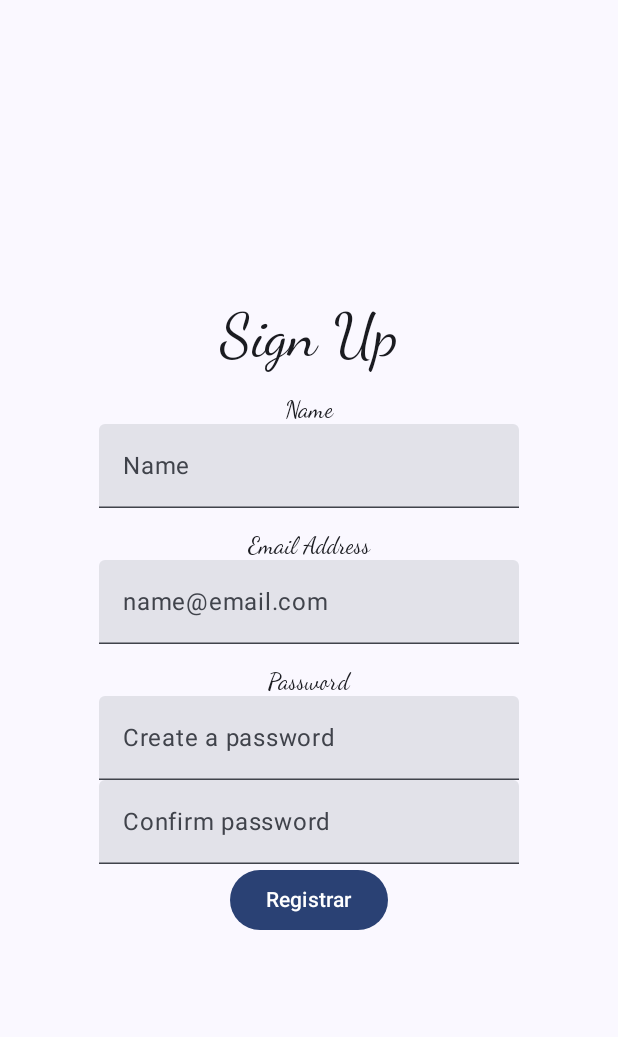
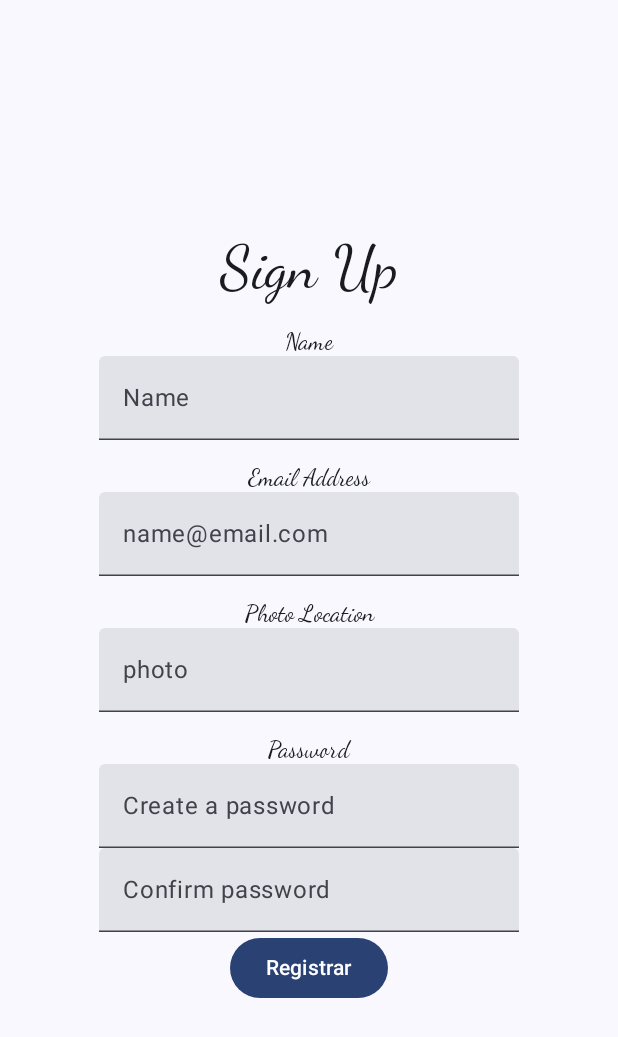
Before and after one commit to wellconnectlive/android_project_kc, an Android app built with Jetpack Compose: the RegisterScreen screen opened through its navigation route, on a phone screen of 412 x 824 dp. Shown: the top 1037 px of the screen. Run offline under Robolectric (Android 15) with nearby library versions, the phone set to English and light mode, and no system bars; our stand-ins replace Dagger/Hilt's generated code, Firebase (no records; nobody signed in at launch, a user with empty details on screens opened directly); 1 statement that could not run was skipped.

Commit message:
inserting new values on userprofile from firebase --> ok

```diff
--- a/app/build.gradle
+++ b/app/build.gradle
@@ -68,8 +68,9 @@ dependencies {
     implementation 'com.google.android.gms:play-services-auth:20.4.1'
     implementation("com.google.firebase:firebase-database-ktx:20.2.2")
     implementation("com.google.firebase:firebase-firestore-ktx:24.7.0")
-    //implementation("com.google.firebase:firebase-database-ktx")
-    //implementation(platform("com.google.firebase:firebase-bom:32.2.2"))
+    // When using the BoM, you don't specify versions in Firebase library dependencies
+    implementation("com.google.firebase:firebase-storage-ktx:20.2.1")
+
 
     // Networking
     implementation("com.squareup.retrofit2:retrofit:2.9.0")
--- a/app/src/main/AndroidManifest.xml
+++ b/app/src/main/AndroidManifest.xml
@@ -2,6 +2,8 @@
 <manifest xmlns:android="http://schemas.android.com/apk/res/android"
     xmlns:tools="http://schemas.android.com/tools">
 
+    <uses-permission android:name="android.permission.READ_EXTERNAL_STORAGE"/>
+    <uses-permission android:name="android.permission.WRITE_EXTERNAL_STORAGE"/>
     <application
         android:allowBackup="true"
         android:dataExtractionRules="@xml/data_extraction_rules"
@@ -9,6 +11,7 @@
         android:icon="@mipmap/ic_launcher"
         android:label="@string/app_name"
         android:name=".WellConnectApp"
+        android:requestLegacyExternalStorage="true"
         android:roundIcon="@mipmap/ic_launcher_round"
         android:supportsRtl="true"
         android:theme="@style/Theme.Wellconnect"
--- a/app/src/main/java/live/wellconnect/wellconnect/MainActivity.kt
+++ b/app/src/main/java/live/wellconnect/wellconnect/MainActivity.kt
@@ -27,7 +27,6 @@ import androidx.navigation.compose.rememberNavController
 import live.wellconnect.wellconnect.presentation.SignInViewModel
 import androidx.activity.viewModels
 import androidx.lifecycle.viewmodel.compose.viewModel
-import com.google.firebase.auth.FirebaseAuth
 import dagger.hilt.android.AndroidEntryPoint
 import live.wellconnect.wellconnect.presentation.SignInScreen
 import live.wellconnect.wellconnect.presentation.profile.ProfileScreen
@@ -35,13 +34,13 @@ import live.wellconnect.wellconnect.presentation.profile.ProfileScreenViewModel
 import live.wellconnect.wellconnect.presentation.register_example.Register
 import live.wellconnect.wellconnect.presentation.register_example.RegisterScreen
 import live.wellconnect.wellconnect.presentation.register_example.RegisterViewModel
-import live.wellconnect.wellconnect.presentation.register_example.RegisterViewModel_ex
+import live.wellconnect.wellconnect.presentation.register_example.RegisterViewModelContinue
 
 
 @AndroidEntryPoint
 class MainActivity : ComponentActivity() {
 
-    private val registerViewModelEx : RegisterViewModel_ex by viewModels()
+    private val registerViewModelEx : RegisterViewModelContinue by viewModels()
     private val registerViewModel: RegisterViewModel by viewModels()
     private val profileViewModel: ProfileScreenViewModel  by viewModels()
 
@@ -149,6 +148,9 @@ class MainActivity : ComponentActivity() {
                                         }
                                     },
                                     profileViewModel,
+                                    onRegContinue = {
+                                        navController.navigate("register_continue")
+                                    },
                                 )
                             }
 
@@ -156,6 +158,12 @@ class MainActivity : ComponentActivity() {
                                 RegisterScreen(registerViewModel)
                                // navController.popBackStack()
                             }
+
+                            composable("register_continue") {
+                                Register(userData = googleAuthUiClient.getSignedInUser(), registerViewModelEx)
+                                //navController.popBackStack()  // todo, chequear porque sobreescirbe en empty la pantalla
+                            }
+
                         }
                     }
 
--- a/app/src/main/java/live/wellconnect/wellconnect/data/DataRepository.kt
+++ b/app/src/main/java/live/wellconnect/wellconnect/data/DataRepository.kt
@@ -6,7 +6,7 @@ import live.wellconnect.wellconnect.domain.UserRegister
 
 interface DataRepository {
 
-    suspend fun insertUser(user : UserModel)
+    suspend fun insertUser(user : UserModel, userUID : String)
     fun loadUser(user : UserRegister)
     //suspend fun checkUser(uID : String) : String
     suspend fun checkUser(uID : String) : UserModelDTO
--- a/app/src/main/java/live/wellconnect/wellconnect/domain/UserModel.kt
+++ b/app/src/main/java/live/wellconnect/wellconnect/domain/UserModel.kt
@@ -5,10 +5,11 @@ import java.util.Date
 // todo, validar los atributos que pasarán a opcionales
 // add photo attibute
 data class UserModel(
-    val id : String?,
+    //val id : String?,
     var name : String?,
     var lastNameFather : String?,
     var lastNameMother : String?,
+    //var photo : String?,
     var gender : Gender?,
     //val gender : String,
     var dni : String?,
@@ -28,6 +29,7 @@ data class UserModel(
     var postalCode : String?,
 )
 
+///Users/isadevs/Documents/
 enum class Gender{
     FEMALE,
     MALE,
--- a/app/src/main/java/live/wellconnect/wellconnect/domain/UserRegister.kt
+++ b/app/src/main/java/live/wellconnect/wellconnect/domain/UserRegister.kt
@@ -4,4 +4,5 @@ data class UserRegister(
     val name : String,
     val email : String,
     val password : String,
+    //val photo: String,
 )
--- a/app/src/main/java/live/wellconnect/wellconnect/presentation/profile/ProfileScreen.kt
+++ b/app/src/main/java/live/wellconnect/wellconnect/presentation/profile/ProfileScreen.kt
@@ -1,5 +1,6 @@
 package live.wellconnect.wellconnect.presentation.profile
 
+import android.annotation.SuppressLint
 import android.util.Log
 import androidx.compose.foundation.layout.*
 import androidx.compose.foundation.shape.CircleShape
@@ -19,11 +20,13 @@ import androidx.lifecycle.viewmodel.compose.viewModel
 import coil.compose.AsyncImage
 import live.wellconnect.wellconnect.presentation.UserData
 
+@SuppressLint("SuspiciousIndentation")
 @Composable
 fun ProfileScreen(
     userData: UserData?,
     onSignOut: () -> Unit,
-    profileScreenViewModel: ProfileScreenViewModel
+    profileScreenViewModel: ProfileScreenViewModel,
+    onRegContinue : () -> Unit,
 ) {
     Column(
         modifier = Modifier.fillMaxSize(),
@@ -59,7 +62,7 @@ fun ProfileScreen(
         // DELETE
                 if (userName != null) {
                     Text(
-                        text = userName.name,
+                        text = userName.email,
                         textAlign = TextAlign.Center,
                         fontSize = 36.sp,
                         fontWeight = FontWeight.SemiBold
@@ -70,6 +73,11 @@ fun ProfileScreen(
         Button(onClick = onSignOut) {
             Text(text = "Sign out")
         }
+
+        Spacer(modifier = Modifier.height(16.dp))
+        Button(onClick = onRegContinue) {
+            Text(text = "Continue")
+        }
     }
 
 
--- a/app/src/main/java/live/wellconnect/wellconnect/presentation/register_example/RegisterScreen.kt
+++ b/app/src/main/java/live/wellconnect/wellconnect/presentation/register_example/RegisterScreen.kt
@@ -41,6 +41,7 @@ fun RegisterScreen(viewModel : RegisterViewModel) {
     var name by remember { mutableStateOf(TextFieldValue()) }
     var email by remember { mutableStateOf(TextFieldValue()) }
     var password by remember { mutableStateOf(TextFieldValue()) } // required validation
+    var photo by remember { mutableStateOf(TextFieldValue()) } // required validation
     Column(
         modifier = Modifier.padding(20.dp),
         verticalArrangement = Arrangement.Center,
@@ -62,6 +63,13 @@ fun RegisterScreen(viewModel : RegisterViewModel) {
             onValueChange = { email = it },
         )
         Space()
+        MakeText("Photo Location", 16)
+        TextField(
+            label = { Text(text = "photo") },
+            value = photo,
+            onValueChange = { photo = it },
+        )
+        Space()
         MakeText("Password", 16)
         TextField(
             label = { Text(text = "Create a password") },
@@ -76,7 +84,7 @@ fun RegisterScreen(viewModel : RegisterViewModel) {
 
         /// check for politics and conditions
 
-        val user = UserRegister(name.text.toString(), email.text.toString(), password.text.toString())
+        val user = UserRegister(name.text.toString(), email.text.toString(), password.text.toString()/*, photo.text.toString()*/)
 
         Button(
             onClick = {
--- a/app/src/main/java/live/wellconnect/wellconnect/presentation/register_example/RegisterViewModel_ex.kt
+++ b/app/src/main/java/live/wellconnect/wellconnect/presentation/register_example/RegisterViewModelContinue.kt
@@ -13,7 +13,7 @@ import live.wellconnect.wellconnect.domain.UserModel
 import javax.inject.Inject
 
 @HiltViewModel
-class RegisterViewModel_ex @Inject constructor(
+class RegisterViewModelContinue @Inject constructor(
     private val repository: DataRepository
 ) : ViewModel() {
 
@@ -21,8 +21,8 @@ class RegisterViewModel_ex @Inject constructor(
     val user : LiveData<UserModel> get() = _user
 
     // rebuilt to firebase
-    fun addUser(userModel: UserModel) = viewModelScope.launch(Dispatchers.IO) {
+    fun addUser(userModel: UserModel, email : String) = viewModelScope.launch(Dispatchers.IO) {
         Log.i("PUSHED2", userModel.toString())
-        repository.insertUser(userModel)
+        repository.insertUser(userModel, email)
     }
 }
```
Also changed, not shown: app/src/main/java/live/wellconnect/wellconnect/data/DataRepositoryImpl.kt (+45 -5 lines), app/src/main/java/live/wellconnect/wellconnect/domain/UserModelDTO.kt (+15 -0 lines), app/src/main/java/live/wellconnect/wellconnect/presentation/register_example/RegisterScreen_ex.kt (+13 -8 lines), 1 other file.
